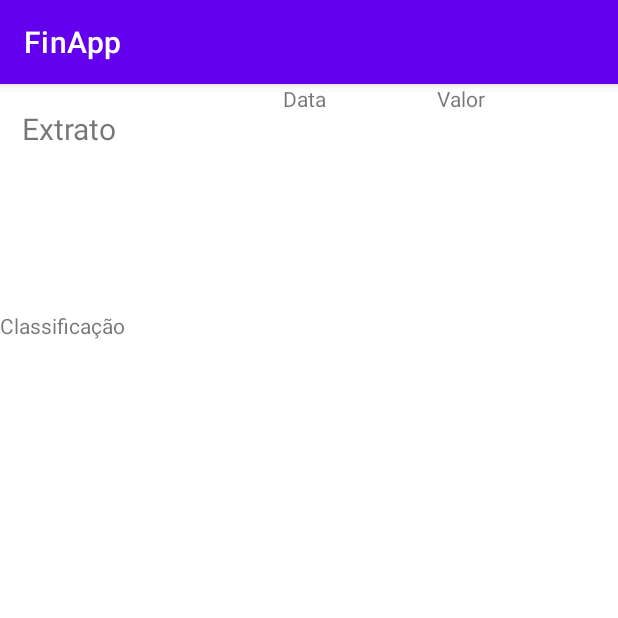
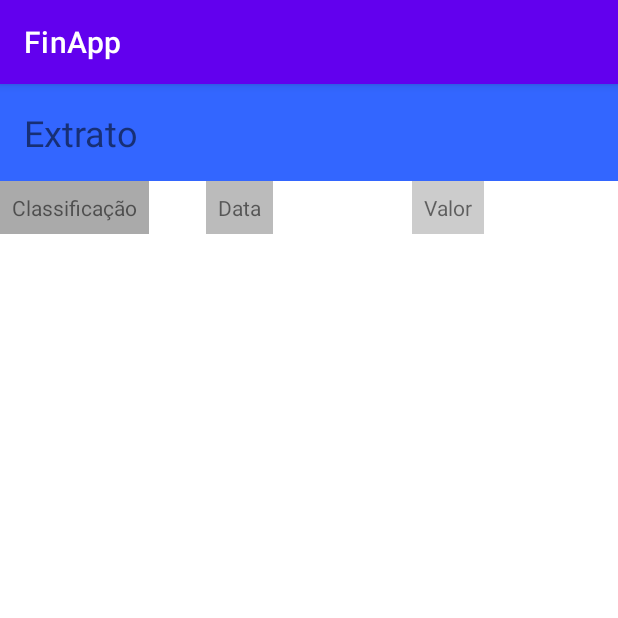
Before and after one commit to GuilhermeJanke/FinApp, an Android app: the ActivityExtrato screen opened directly, with no data from a screen before it, on a phone screen of 412 x 824 dp, the top half of it. Run offline under Robolectric (Android 15) with nearby library versions, the phone set to English and light mode, and no system bars; 1 statement that could not run was skipped.

Commit message:
Extrato inicial

```diff
--- /dev/null
+++ b/app/src/main/java/com/example/finapp/adapter/AdapterExtrato.java
@@ -0,0 +1,6 @@
+package com.example.finapp.adapter;
+
+import androidx.recyclerview.widget.RecyclerView;
+
+public class AdapterExtrato extends RecyclerView.Adapter<AdapterExtrato.MyViewHolder> {
+}
--- a/app/src/main/res/layout/activity_extrato.xml
+++ b/app/src/main/res/layout/activity_extrato.xml
@@ -1,65 +1,92 @@
 <?xml version="1.0" encoding="utf-8"?>
-<androidx.constraintlayout.widget.ConstraintLayout xmlns:android="http://schemas.android.com/apk/res/android"
-    xmlns:app="http://schemas.android.com/apk/res-auto"
-    xmlns:tools="http://schemas.android.com/tools"
+<LinearLayout xmlns:android="http://schemas.android.com/apk/res/android"
     android:layout_width="match_parent"
-    android:layout_height="match_parent"
-    tools:context=".ActivityExtrato">
+    android:layout_height="wrap_content"
+    android:orientation="vertical" >
+
+    <!-- row 1 -->
 
     <TextView
-        android:id="@+id/textView7"
-        android:layout_width="wrap_content"
+        android:id="@+id/textViewExtrato"
+        android:layout_width="fill_parent"
         android:layout_height="wrap_content"
-        android:layout_marginTop="16dp"
+        android:background="#3366ff"
+        android:padding="16dp"
         android:text="Extrato"
-        android:textSize="20sp"
-        app:layout_constraintEnd_toStartOf="@+id/textView11"
-        app:layout_constraintStart_toStartOf="@+id/textView11"
-        app:layout_constraintTop_toTopOf="parent" />
+        android:textSize="24dp" />
+    <!-- row 1 end -->
 
-    <TextView
-        android:id="@+id/textView8"
-        android:layout_width="wrap_content"
+
+    <!-- row 2 -->
+
+    <LinearLayout
+        android:layout_width="fill_parent"
         android:layout_height="wrap_content"
-        android:layout_marginTop="151dp"
-        android:text="Classificação"
-        app:layout_constraintTop_toTopOf="parent"
-        tools:layout_editor_absoluteX="46dp" />
+        android:orientation="horizontal"
+        android:weightSum="3">
 
-    <TextView
-        android:id="@+id/textView9"
-        android:layout_width="wrap_content"
-        android:layout_height="wrap_content"
-        android:text="Data"
-        app:layout_constraintStart_toStartOf="@+id/textViewExtract"
-        tools:layout_editor_absoluteY="151dp" />
+        <!-- col 1 -->
 
-    <TextView
-        android:id="@+id/textView10"
-        android:layout_width="wrap_content"
-        android:layout_height="wrap_content"
-        android:layout_marginStart="74dp"
-        android:text="Valor"
-        app:layout_constraintStart_toEndOf="@+id/textView9"
-        tools:layout_editor_absoluteY="151dp" />
+        <LinearLayout
+            android:layout_width="0dp"
+            android:layout_height="wrap_content"
+            android:layout_weight="1"
+            android:orientation="vertical">
 
-    <TextView
-        android:id="@+id/textView11"
-        android:layout_width="wrap_content"
-        android:layout_height="wrap_content"
-        android:layout_marginStart="46dp"
-        android:text="Saldo atual: R$"
-        android:textSize="20sp"
-        app:layout_constraintBaseline_toBaselineOf="@+id/textViewExtract"
-        app:layout_constraintStart_toStartOf="parent" />
+            <TextView
+                android:id="@+id/textViewClassificacao"
+                android:layout_width="wrap_content"
+                android:layout_height="wrap_content"
+                android:background="#aaaaaa"
+                android:padding="8dp"
+                android:text="Classificação" />
 
-    <TextView
-        android:id="@+id/textViewExtract"
-        android:layout_width="wrap_content"
-        android:layout_height="wrap_content"
-        android:layout_marginStart="11dp"
-        android:layout_marginBottom="45dp"
-        android:textSize="20sp"
-        app:layout_constraintBottom_toTopOf="@+id/textView9"
-        app:layout_constraintStart_toEndOf="@+id/textView11" />
-</androidx.constraintlayout.widget.ConstraintLayout>
+        </LinearLayout>
+        <!-- col 1 end -->
+        <!-- col 2 -->
+
+        <LinearLayout
+            android:layout_width="0dp"
+            android:layout_height="wrap_content"
+            android:layout_weight="1"
+            android:orientation="vertical">
+
+            <TextView
+                android:id="@+id/textViewData"
+                android:layout_width="wrap_content"
+                android:layout_height="wrap_content"
+                android:background="#bbbbbb"
+                android:padding="8dp"
+                android:text="Data" />
+
+        </LinearLayout>
+        <!-- col 2 end -->
+        <!-- col 3 -->
+
+        <LinearLayout
+            android:layout_width="0dp"
+            android:layout_height="wrap_content"
+            android:layout_weight="1"
+            android:orientation="vertical">
+
+            <TextView
+                android:id="@+id/textViewValor"
+                android:layout_width="wrap_content"
+                android:layout_height="wrap_content"
+                android:background="#cccccc"
+                android:padding="8dp"
+                android:text="Valor" />
+
+        </LinearLayout>
+
+    </LinearLayout>
+
+    <androidx.recyclerview.widget.RecyclerView
+        android:id="@+id/recyclerViewExtrato"
+        android:layout_width="0dp"
+        android:layout_height="match_parent"
+        android:layout_weight="1" />
+
+    <!-- col 3 end -->
+
+</LinearLayout>
```
